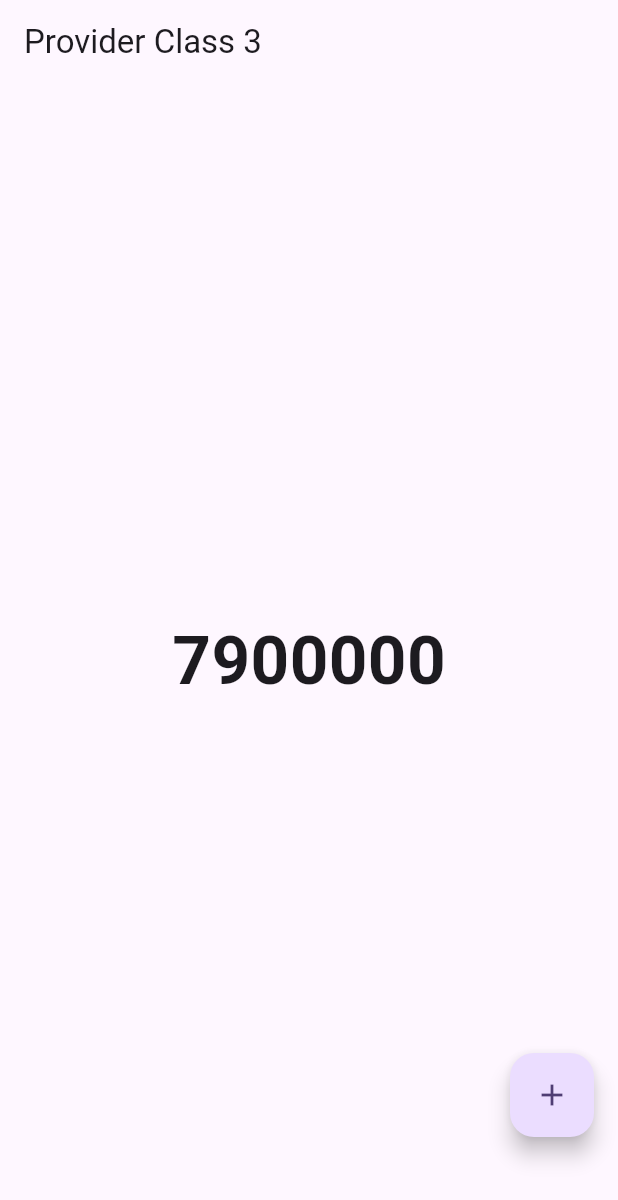
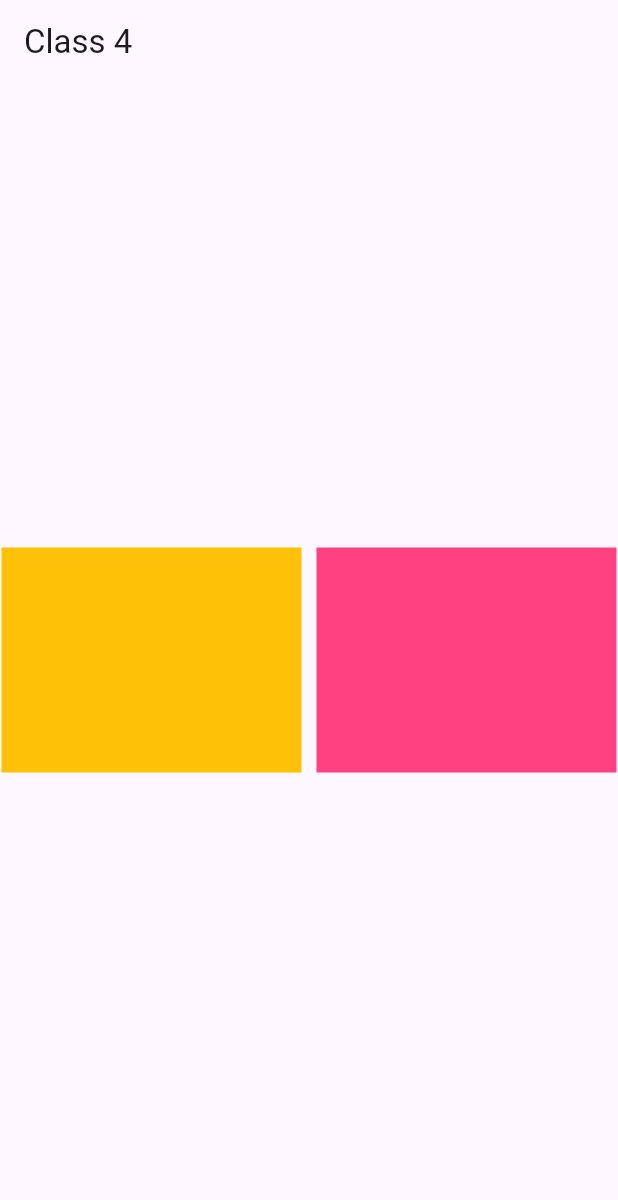
Before and after one commit to zainsh098/flutter_provider_series, a Flutter app: the screen it shows after launch, on a phone screen of 412 x 824 dp. Shown: the top 1200 px of the screen. Run offline on Flutter 3.47's test engine with Material 2 defaults, Android fonts, the phone set to English and light mode, and no system bars.

Commit message:
Provider class 4 code added

```diff
--- a/lib/main.dart
+++ b/lib/main.dart
@@ -1,8 +1,9 @@
 import 'package:flutter/material.dart';
-import 'package:flutter_provider_series/Counter.dart';
+
 import 'package:flutter_provider_series/provider/count%20provider.dart';
+import 'package:flutter_provider_series/utils/provider_class4.dart';
 
-import 'package:flutter_provider_series/utils/Provider%20Class%203.dart';
+
 import 'package:provider/provider.dart';
 
 void main() {
@@ -27,7 +28,7 @@ class MyApp extends StatelessWidget {
               colorScheme: ColorScheme.fromSeed(seedColor: Colors.deepPurple),
               useMaterial3: true,
             ),
-            home: Class3() ,
+            home: Class4() ,
           );
 
 
--- a/lib/utils/provider_class4.dart
+++ b/lib/utils/provider_class4.dart
@@ -1,15 +1,70 @@
 import 'package:flutter/material.dart';
 
-class ProviderClass4 extends StatefulWidget {
-  const ProviderClass4({Key key}) : super(key: key);
+class Class4 extends StatefulWidget {
+  const Class4({super.key});
 
   @override
-  _ProviderClass4State createState() => _ProviderClass4State();
+  State<Class4> createState() => _Class4State();
 }
 
-class _ProviderClass4State extends State<ProviderClass4> {
+class _Class4State extends State<Class4> {
   @override
   Widget build(BuildContext context) {
-    return Container();
+    return  Scaffold(
+      appBar: AppBar(title: Text('Class 4 '),),
+      body: Column(
+        mainAxisAlignment: MainAxisAlignment.center,
+
+
+        children: [
+
+
+          Row(
+
+            mainAxisAlignment: MainAxisAlignment.center,
+
+
+            children: [
+
+              Container(
+                height: 150,
+                width: 200,
+                decoration: BoxDecoration(
+
+                  color: Colors.amber,
+
+                ),
+
+              ),
+              SizedBox(width: 10,),
+
+              Container(
+                height: 150,
+                width: 200,
+                decoration: BoxDecoration(
+
+                  color: Colors.pinkAccent,
+
+                ),
+              ),
+
+            ],
+
+
+          ),
+
+
+
+
+
+        ],
+
+
+      ),
+
+
+
+
+    );
   }
 }
```
